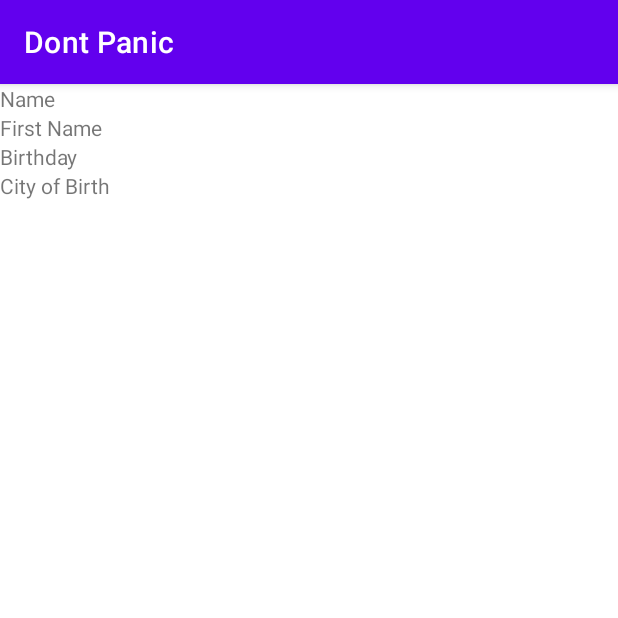
After one commit to functionNormally/Hello_World, an Android app: the DisplayActivity screen opened directly, with no data from a screen before it, on a phone screen of 412 x 824 dp, the top half of it. The commit adds this screen. Run offline under Robolectric (Android 15) with nearby library versions, the phone set to English and light mode, and no system bars; 5 statements that could not run were skipped.

Commit message:
DisplayActivity

```diff
--- a/app/src/main/AndroidManifest.xml
+++ b/app/src/main/AndroidManifest.xml
@@ -19,6 +19,7 @@
             </intent-filter>
 
         </activity>
+        <activity android:name=".DisplayActivity"/>
     </application>
 
 </manifest>
--- /dev/null
+++ b/app/src/main/java/com/example/helloworld/DisplayActivity.java
@@ -0,0 +1,43 @@
+package com.example.helloworld;
+
+import android.content.Intent;
+import android.os.Bundle;
+import android.view.View;
+import android.widget.Button;
+import android.widget.EditText;
+import android.widget.TextView;
+
+import androidx.appcompat.app.AppCompatActivity;
+
+public class DisplayActivity extends AppCompatActivity {
+    private TextView theName;
+    private TextView theFirstName;
+    private TextView theBirthday;
+    private TextView theBirthCity;
+
+
+
+
+    @Override
+    protected void onCreate(Bundle savedInstanceState) {
+        super.onCreate(savedInstanceState);
+        setContentView(R.layout.activity_display);
+        theName = (TextView) findViewById(R.id.name);
+        theFirstName = (TextView) findViewById(R.id.firstname);
+        theBirthday = (TextView) findViewById(R.id.birthday);
+        theBirthCity = (TextView) findViewById(R.id.birthday);
+        Intent i = getIntent();
+        Bundle bun = i.getExtras();
+        Stocker stocker = bun.getParcelable("stocker");
+        theName.setText(stocker.getName());
+        theFirstName.setText(stocker.getFirstname());
+        theBirthday.setText(stocker.getBirthday());
+        theBirthCity.setText(stocker.getBirthCity());
+
+
+
+
+
+    }
+
+}
--- /dev/null
+++ b/app/src/main/res/layout/activity_display.xml
@@ -0,0 +1,45 @@
+<?xml version="1.0" encoding="utf-8"?>
+<ScrollView xmlns:android="http://schemas.android.com/apk/res/android"
+    xmlns:tools="http://schemas.android.com/tools"
+    android:layout_width="match_parent"
+    android:layout_height="match_parent"
+    android:id="@+id/mScro"
+    >
+
+    <LinearLayout
+        android:orientation="vertical"
+        android:layout_width="fill_parent"
+        android:layout_height="fill_parent"
+        android:id="@+id/display"
+        >
+        <TextView
+            android:id="@+id/name"
+            android:layout_width="wrap_content"
+            android:layout_height="wrap_content"
+            android:text="@string/name_text"/>
+
+        <TextView
+            android:id="@+id/firstname"
+            android:layout_width="wrap_content"
+            android:layout_height="wrap_content"
+            android:text="@string/pre_name_text"/>
+
+        <TextView
+            android:id="@+id/birthday"
+            android:layout_width="wrap_content"
+            android:layout_height="wrap_content"
+            android:text="@string/Date_na_text"/>
+
+
+
+
+        <TextView
+            android:id="@+id/birthcity"
+            android:layout_width="wrap_content"
+            android:layout_height="wrap_content"
+            android:text="@string/City_na_text"/>
+
+
+
+    </LinearLayout>
+</ScrollView>
```
Also changed, not shown: app/src/main/java/com/example/helloworld/MainActivity.java (+13 -1 lines), app/src/main/java/com/example/helloworld/Stocker.java (added, +68 -0 lines).
